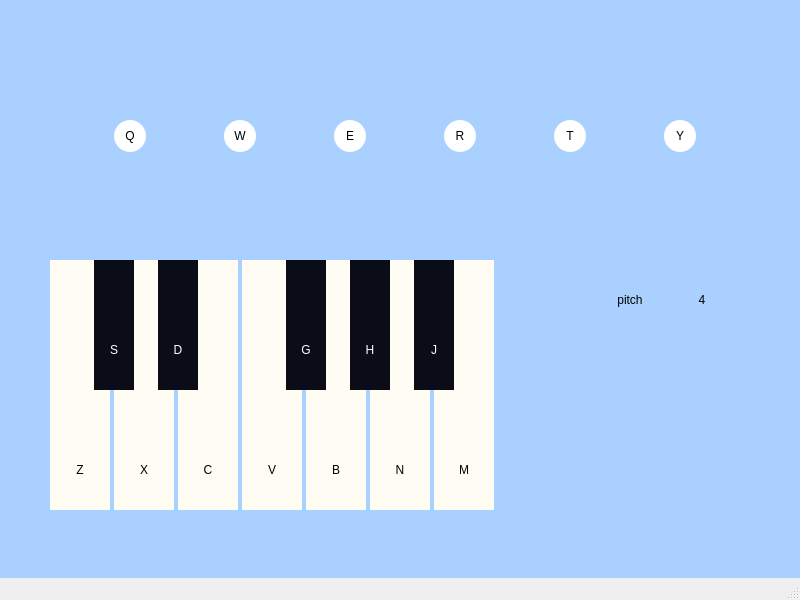
The window that ui.ui (pudding0803/Simple-Sheet-Music-Maker) describes before a commit, drawn with Qt 5.
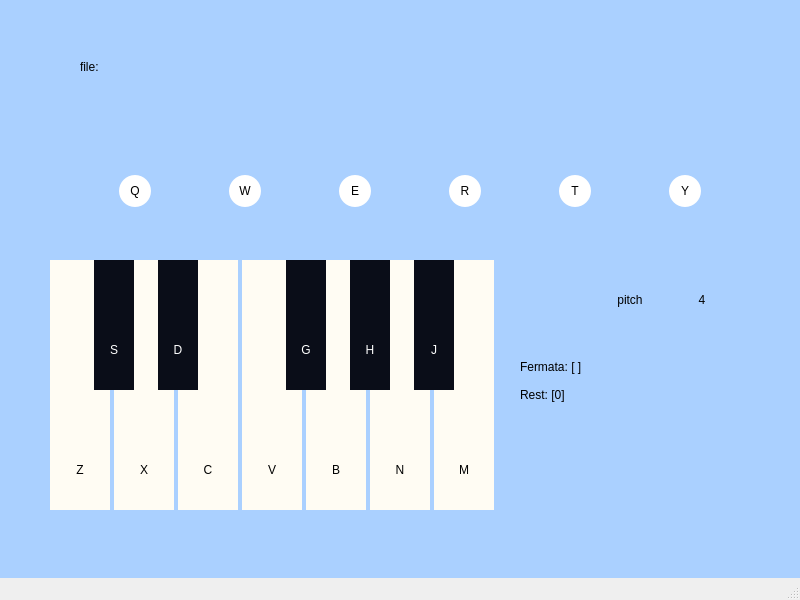
The same window after the commit. Icons and pictures are not drawn.

Commit message: update file, stop tools, and some interfaces

```diff
--- a/ui.ui
+++ b/ui.ui
@@ -477,8 +477,8 @@
    <widget class="QWidget" name="tool_Q" native="true">
     <property name="geometry">
      <rect>
-      <x>75</x>
-      <y>85</y>
+      <x>80</x>
+      <y>140</y>
       <width>71</width>
       <height>67</height>
      </rect>
@@ -538,8 +538,8 @@
    <widget class="QWidget" name="tool_W" native="true">
     <property name="geometry">
      <rect>
-      <x>185</x>
-      <y>85</y>
+      <x>190</x>
+      <y>140</y>
       <width>71</width>
       <height>67</height>
      </rect>
@@ -599,8 +599,8 @@
    <widget class="QWidget" name="tool_E" native="true">
     <property name="geometry">
      <rect>
-      <x>295</x>
-      <y>85</y>
+      <x>300</x>
+      <y>140</y>
       <width>71</width>
       <height>67</height>
      </rect>
@@ -660,8 +660,8 @@
    <widget class="QWidget" name="tool_R" native="true">
     <property name="geometry">
      <rect>
-      <x>405</x>
-      <y>85</y>
+      <x>410</x>
+      <y>140</y>
       <width>71</width>
       <height>67</height>
      </rect>
@@ -721,8 +721,8 @@
    <widget class="QWidget" name="tool_T" native="true">
     <property name="geometry">
      <rect>
-      <x>515</x>
-      <y>85</y>
+      <x>520</x>
+      <y>140</y>
       <width>71</width>
       <height>67</height>
      </rect>
@@ -782,8 +782,8 @@
    <widget class="QWidget" name="tool_T_2" native="true">
     <property name="geometry">
      <rect>
-      <x>625</x>
-      <y>85</y>
+      <x>630</x>
+      <y>140</y>
       <width>71</width>
       <height>67</height>
      </rect>
@@ -840,6 +840,55 @@
      </widget>
     </widget>
    </widget>
+   <widget class="QLabel" name="lb_description">
+    <property name="geometry">
+     <rect>
+      <x>520</x>
+      <y>360</y>
+      <width>231</width>
+      <height>101</height>
+     </rect>
+    </property>
+    <property name="autoFillBackground">
+     <bool>false</bool>
+    </property>
+    <property name="styleSheet">
+     <string notr="true">font: 24px &quot;Consolas&quot;;</string>
+    </property>
+    <property name="text">
+     <string>Fermata: [ ]
+
+Rest: [0]</string>
+    </property>
+    <property name="alignment">
+     <set>Qt::AlignLeading|Qt::AlignLeft|Qt::AlignTop</set>
+    </property>
+   </widget>
+   <widget class="QLabel" name="lb_path">
+    <property name="geometry">
+     <rect>
+      <x>80</x>
+      <y>60</y>
+      <width>621</width>
+      <height>51</height>
+     </rect>
+    </property>
+    <property name="autoFillBackground">
+     <bool>false</bool>
+    </property>
+    <property name="styleSheet">
+     <string notr="true">font: 18px &quot;Consolas&quot;;</string>
+    </property>
+    <property name="text">
+     <string>file:</string>
+    </property>
+    <property name="alignment">
+     <set>Qt::AlignLeading|Qt::AlignLeft|Qt::AlignTop</set>
+    </property>
+    <property name="wordWrap">
+     <bool>true</bool>
+    </property>
+   </widget>
   </widget>
   <widget class="QMenuBar" name="menubar">
    <property name="geometry">
```
Left out of the diff: 4 changed lines with no effect on the pictures. The commit also changes 3 other files.
